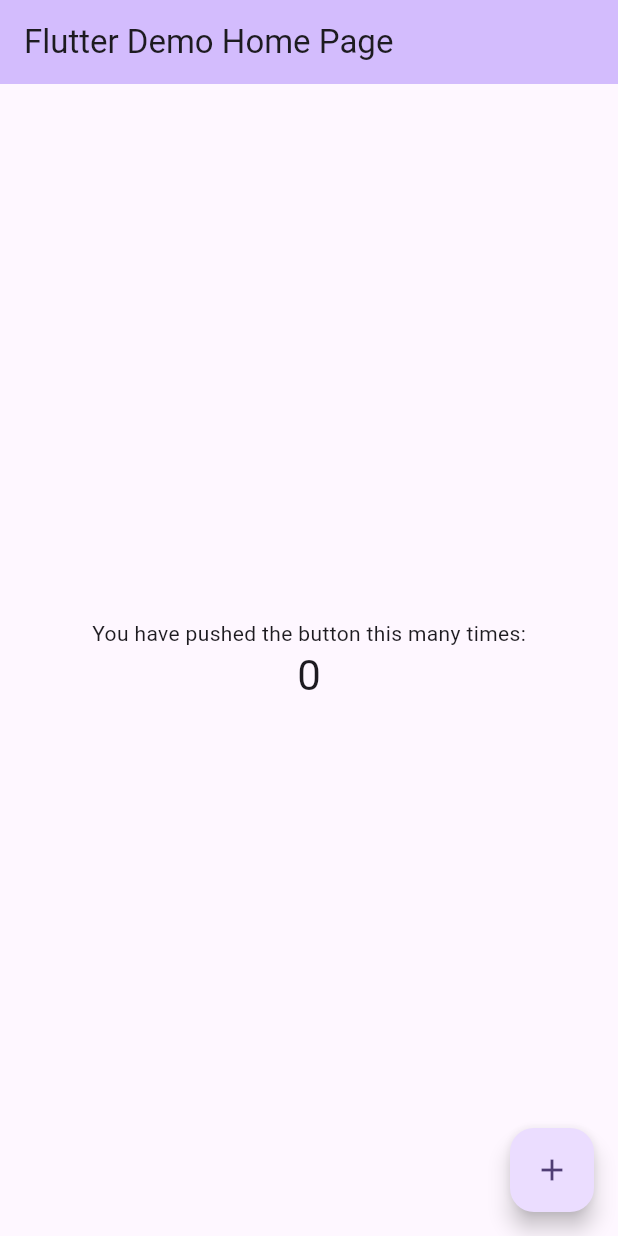
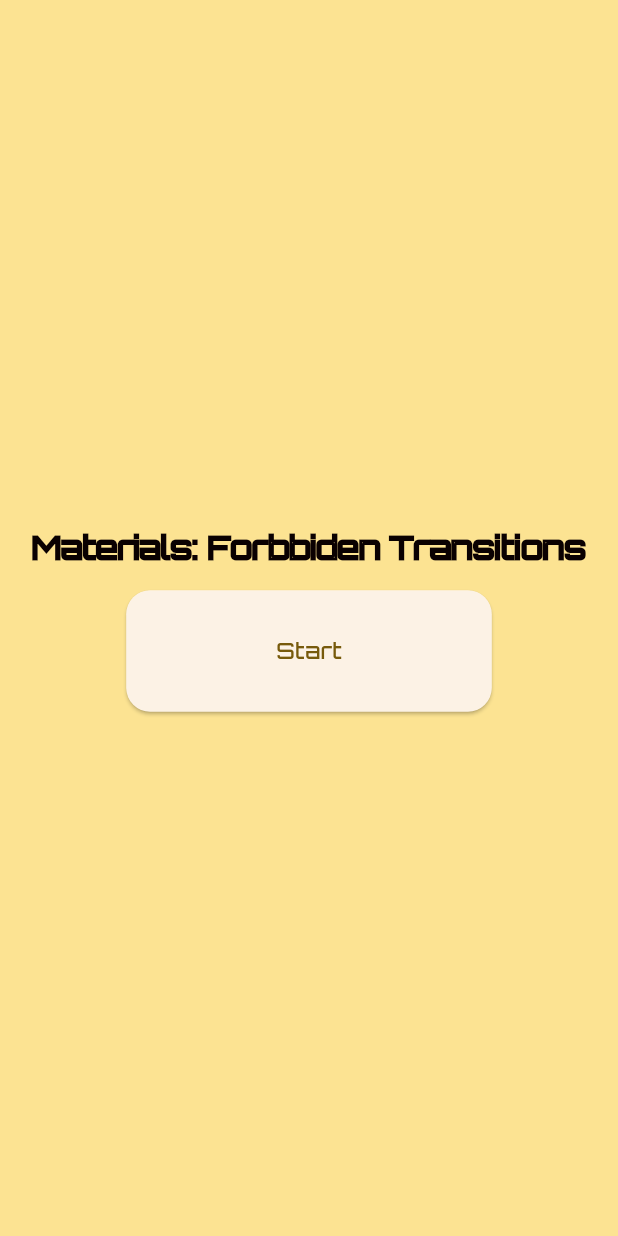
Before and after one commit to DanielSA2004/Solar-CellsForbiddenMaterials, a Flutter app: the screen it shows after launch, on a phone screen of 412 x 824 dp. Run offline on Flutter 3.47's test engine with Material 3 defaults, Android fonts, the phone set to English and light mode, and no system bars; our stand-ins replace fl_chart, google_fonts.

Commit message:
Flutter-update

```diff
--- a/lib/main.dart
+++ b/lib/main.dart
@@ -1,4 +1,8 @@
+// ignore: file_names
 import 'package:flutter/material.dart';
+import 'package:google_fonts/google_fonts.dart';
+// ignore: unused_import
+import 'Frontend/appmain.dart';
 
 void main() {
   runApp(const MyApp());
@@ -7,28 +11,14 @@
 class MyApp extends StatelessWidget {
   const MyApp({super.key});
 
-  // This widget is the root of your application.
   @override
   Widget build(BuildContext context) {
     return MaterialApp(
       title: 'Flutter Demo',
       theme: ThemeData(
-        // This is the theme of your application.
-        //
-        // TRY THIS: Try running your application with "flutter run". You'll see
-        // the application has a purple toolbar. Then, without quitting the app,
-        // try changing the seedColor in the colorScheme below to Colors.green
-        // and then invoke "hot reload" (save your changes or press the "hot
-        // reload" button in a Flutter-supported IDE, or press "r" if you used
-        // the command line to start the app).
-        //
-        // Notice that the counter didn't reset back to zero; the application
-        // state is not lost during the reload. To reset the state, use hot
-        // restart instead.
-        //
-        // This works for code too, not just values: Most code changes can be
-        // tested with just a hot reload.
-        colorScheme: ColorScheme.fromSeed(seedColor: Colors.deepPurple),
+        colorScheme: ColorScheme.fromSeed(
+            seedColor: const Color.fromARGB(255, 255, 221, 149)),
+        useMaterial3: true,
       ),
       home: const MyHomePage(title: 'Flutter Demo Home Page'),
     );
@@ -38,85 +28,64 @@
 class MyHomePage extends StatefulWidget {
   const MyHomePage({super.key, required this.title});
 
-  // This widget is the home page of your application. It is stateful, meaning
-  // that it has a State object (defined below) that contains fields that affect
-  // how it looks.
-
-  // This class is the configuration for the state. It holds the values (in this
-  // case the title) provided by the parent (in this case the App widget) and
-  // used by the build method of the State. Fields in a Widget subclass are
-  // always marked "final".
-
   final String title;
 
   @override
   State<MyHomePage> createState() => _MyHomePageState();
 }
 
+//hola mudo xd
+
 class _MyHomePageState extends State<MyHomePage> {
-  int _counter = 0;
-
-  void _incrementCounter() {
-    setState(() {
-      // This call to setState tells the Flutter framework that something has
-      // changed in this State, which causes it to rerun the build method below
-      // so that the display can reflect the updated values. If we changed
-      // _counter without calling setState(), then the build method would not be
-      // called again, and so nothing would appear to happen.
-      _counter++;
-    });
-  }
-
   @override
   Widget build(BuildContext context) {
-    // This method is rerun every time setState is called, for instance as done
-    // by the _incrementCounter method above.
-    //
-    // The Flutter framework has been optimized to make rerunning build methods
-    // fast, so that you can just rebuild anything that needs updating rather
-    // than having to individually change instances of widgets.
     return Scaffold(
-      appBar: AppBar(
-        // TRY THIS: Try changing the color here to a specific color (to
-        // Colors.amber, perhaps?) and trigger a hot reload to see the AppBar
-        // change color while the other colors stay the same.
-        backgroundColor: Theme.of(context).colorScheme.inversePrimary,
-        // Here we take the value from the MyHomePage object that was created by
-        // the App.build method, and use it to set our appbar title.
-        title: Text(widget.title),
-      ),
-      body: Center(
-        // Center is a layout widget. It takes a single child and positions it
-        // in the middle of the parent.
-        child: Column(
-          // Column is also a layout widget. It takes a list of children and
-          // arranges them vertically. By default, it sizes itself to fit its
-          // children horizontally, and tries to be as tall as its parent.
-          //
-          // Column has various properties to control how it sizes itself and
-          // how it positions its children. Here we use mainAxisAlignment to
-          // center the children vertically; the main axis here is the vertical
-          // axis because Columns are vertical (the cross axis would be
-          // horizontal).
-          //
-          // TRY THIS: Invoke "debug painting" (choose the "Toggle Debug Paint"
-          // action in the IDE, or press "p" in the console), to see the
-          // wireframe for each widget.
-          mainAxisAlignment: MainAxisAlignment.center,
-          children: <Widget>[
-            const Text('You have pushed the button this many times:'),
-            Text(
-              '$_counter',
-              style: Theme.of(context).textTheme.headlineMedium,
+        body: Stack(children: [
+          Center(
+            child: Column(
+              children: [
+                SizedBox(height: 15),
+                Spacer(flex: 30),
+                Text(
+                  'Materials: Forbbiden Transitions',
+                  style: GoogleFonts.orbitron(
+                    textStyle: TextStyle(
+                      foreground: Paint()
+                        ..style = PaintingStyle.stroke
+                        ..strokeWidth = 2
+                        ..color = Color.fromARGB(255, 10, 1, 1),
+                      fontSize: MediaQuery.of(context).size.width * 0.05, // 8% del ancho
+                    ),
+                  ),
+                  textAlign: TextAlign.center, // Centrado si se parte en varias líneas
+                ),
+                SizedBox(height: 15),
+                ElevatedButton(
+                    onPressed: () {
+                      Navigator.push(
+                          context,
+                          MaterialPageRoute(
+                              builder: (context) => const MymainApp(
+                                    title: '',
+                                  )));
+                    },
+                    // ignore: sort_child_properties_last
+                    child: Text(
+                      'Start',
+                      style: GoogleFonts.orbitron(
+                          textStyle: TextStyle(fontSize: 15)),
+                    ),
+                    style: ElevatedButton.styleFrom(
+                        shape: RoundedRectangleBorder(
+                            borderRadius: BorderRadius.circular(16)),
+                        padding: EdgeInsets.symmetric(
+                            horizontal: 100, vertical: 30))),
+                SizedBox(height: 15),
+                Spacer(flex: 30),
+              ],
             ),
-          ],
-        ),
-      ),
-      floatingActionButton: FloatingActionButton(
-        onPressed: _incrementCounter,
-        tooltip: 'Increment',
-        child: const Icon(Icons.add),
-      ), // This trailing comma makes auto-formatting nicer for build methods.
-    );
+          )
+        ]),
+        backgroundColor: Color.fromARGB(255, 252, 227, 146));
   }
 }
```
Also changed, not shown: lib/Frontend/appmain.dart (added, +22 -0 lines), pubspec.yaml (+4 -4 lines), pubspec.lock, 1 other file.
